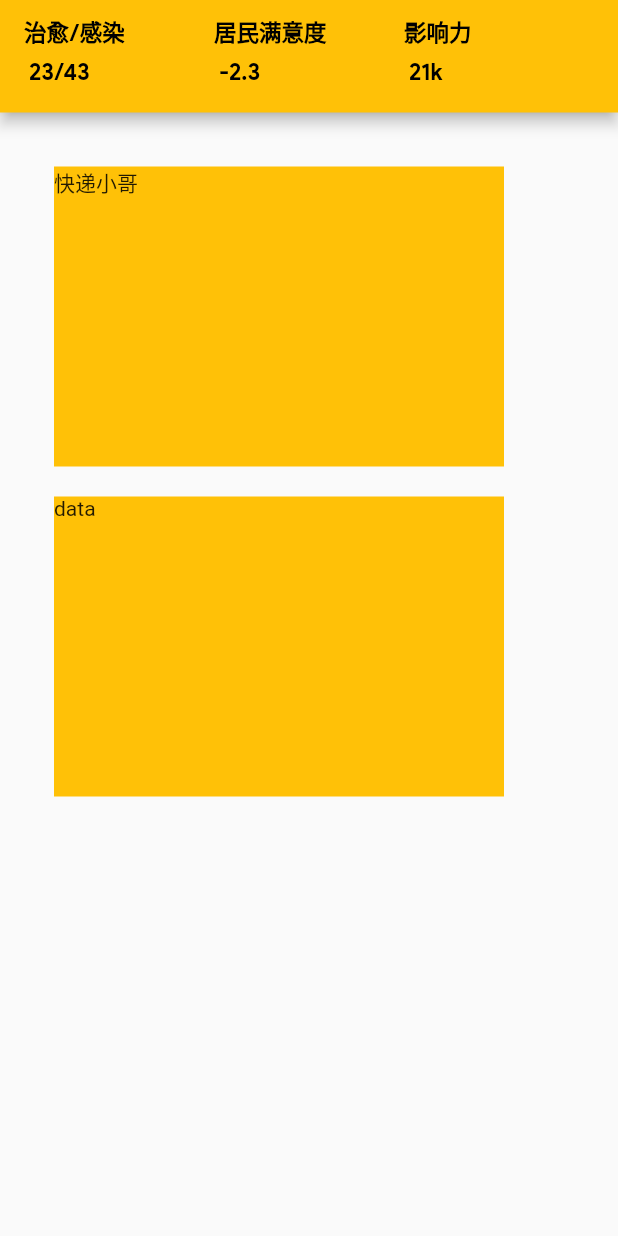
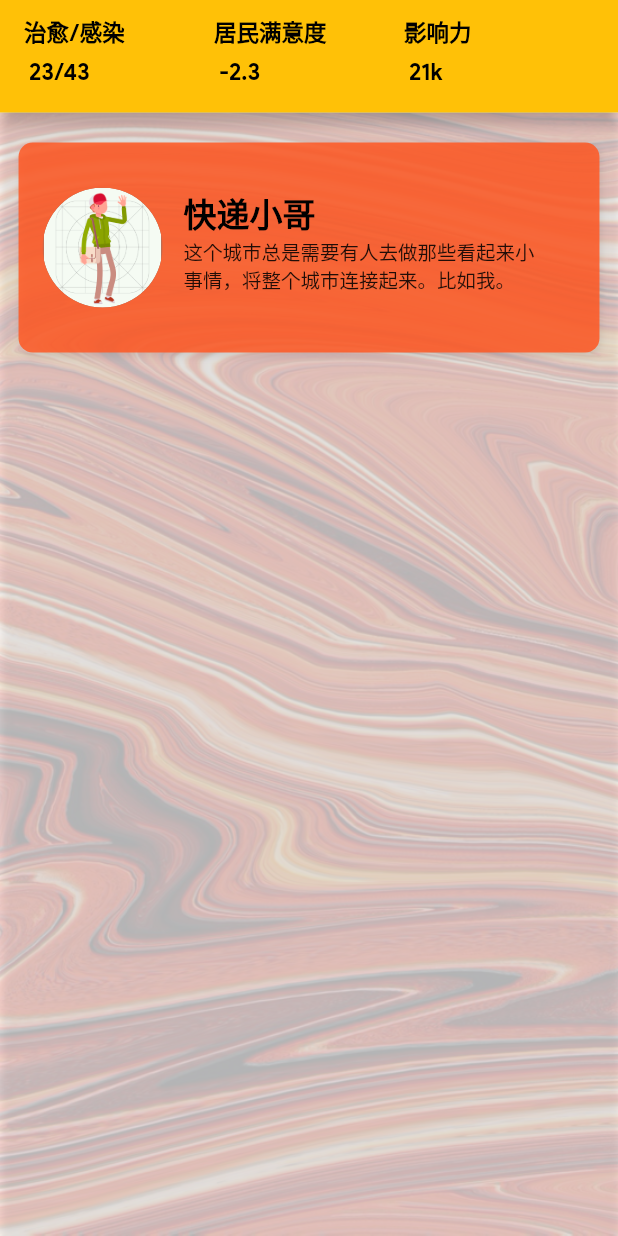
Before and after one commit to aboutmydreams/City-Hero, a Flutter app: the GameIntro screen opened by its route, after a tap on "开始游戏", on a phone screen of 412 x 824 dp. Run offline on Flutter 3.47's test engine with Material 2 defaults, Android fonts, the phone set to English and light mode, and no system bars; our stand-ins replace cached_network_image, shared_preferences, sliding_up_panel, url_launcher_web, video_player_web; missing offline and left inert: shared_preferences_web; accounts and stored records are empty.

Commit message:
:tada: :bug: :star: fix bug and beautify UI

```diff
--- /dev/null
+++ b/lib/models/small_widget/user_avatar.dart
@@ -0,0 +1,45 @@
+import 'package:cached_network_image/cached_network_image.dart';
+import 'package:flutter/material.dart';
+
+Widget userAvatar(String imgUrl, {double height}) {
+  height ??= 34;
+  imgUrl ??=
+      "https://cdn.nlark.com/yuque/0/2020/png/164272/1583597800825-5f03a2f1-1eb6-460d-b250-96034a598f5e.png";
+  // 如果不包含某些关键词 则使用压缩模式
+  imgUrl = (imgUrl.contains("dingtalk") ||
+          (imgUrl.contains("aliyuncs") ||
+              (imgUrl.contains("alipay") ||
+                  (imgUrl.contains("assets/") ||
+                      (imgUrl.contains("x-oss-process"))))))
+      ? imgUrl
+      : imgUrl +
+          "?x-oss-process=image%2Fresize%2Cm_fill%2Cw_120%2Ch_120%2Fformat%2Cpng";
+
+  return ClipRRect(
+    borderRadius: BorderRadius.circular(height / 2 + 3),
+    child: Container(
+      width: height,
+      height: height,
+      decoration: BoxDecoration(
+        boxShadow: [
+          BoxShadow(
+            color: Color.fromARGB(128, 116, 116, 116),
+            offset: Offset(0, 0),
+            blurRadius: 1,
+          ),
+        ],
+      ),
+      child: ClipOval(
+        child: imgUrl.contains("assets/")
+            ? Image.asset(imgUrl)
+            : CachedNetworkImage(
+                imageUrl: imgUrl,
+                placeholder: (context, url) =>
+                    CircularProgressIndicator(), //Colors.white10,
+                errorWidget: (context, url, error) => Icon(Icons.error),
+                fit: BoxFit.cover,
+              ),
+      ),
+    ),
+  );
+}
--- a/lib/state_manage/top.dart
+++ b/lib/state_manage/top.dart
@@ -16,7 +16,6 @@ class TopStateModel extends Model {
       var data = json.decode(value);
       GameJson courierJson = GameJson.fromJson(data);
       _courierGameJson = courierJson;
-      print(courierJson.taskList[0].plotName);
       notifyListeners();
     });
   }
--- a/lib/view/home_page.dart
+++ b/lib/view/home_page.dart
@@ -1,4 +1,5 @@
 import 'package:CityHero/component/app_ui.dart';
+import 'package:CityHero/models/small_widget/user_avatar.dart';
 import 'package:CityHero/view/courier/courier_page.dart';
 import 'package:CityHero/view/view/appbar.dart';
 import 'package:CityHero/view/view/float_buttom.dart';
@@ -33,36 +34,112 @@ class _HomePageState extends State<HomePage> {
   Widget build(BuildContext context) {
     return Scaffold(
       appBar: MyAppBar(),
-      body: SingleChildScrollView(
+      body: Stack(
+        children: <Widget>[
+          Positioned(
+            top: 0,
+            left: 0,
+            right: 0,
+            bottom: 0,
+            child: Opacity(
+              opacity: 0.2,
+              child: Image.asset(
+                "assets/images/home_page.png",
+                width: MediaQuery.of(context).size.width,
+                height: MediaQuery.of(context).size.height,
+                fit: BoxFit.cover,
+              ),
+            ),
+          ),
+          Positioned(
+            child: SingleChildScrollView(
+              child: Center(
                 child: Container(
-          margin: EdgeInsets.all(16),
+                  width: MediaQuery.of(context).size.width,
+                  height: MediaQuery.of(context).size.height,
+                  decoration: BoxDecoration(
+                    boxShadow: [
+                      BoxShadow(
+                        color: Color.fromARGB(25, 0, 0, 0),
+                        offset: Offset(1, 2),
+                        blurRadius: 4,
+                      ),
+                    ],
+                    borderRadius: BorderRadius.all(Radius.circular(9.5)),
+                  ),
                   child: Column(
+                    crossAxisAlignment: CrossAxisAlignment.center,
                     children: <Widget>[
-              InkWell(
+                      onePlayer(
+                        context,
+                        routeName: "/courier",
+                        title: "快递小哥",
+                        imageUrl: "assets/images/courier/human.png",
+                        summary: "这个城市总是需要有人去做那些看起来小事情，将整个城市连接起来。比如我。",
+                      )
+                    ],
+                  ),
+                ),
+              ),
+            ),
+          ),
+        ],
+      ),
+    );
+  }
+}
+
+Widget onePlayer(BuildContext context,
+    {String routeName, String imageUrl, String title, String summary}) {
+  return InkWell(
     onTap: () {
-                  // changPage(1);
       Navigator.pushNamedAndRemoveUntil(
-                      context, "/courier", (route) => route == null);
-                  // Navigator.of(context).pushNamed("/doctor");
+        context,
+        routeName,
+        (route) => route == null,
+      );
     },
     child: Container(
-                  margin: EdgeInsets.all(20),
-                  height: 200,
-                  width: 300,
-                  color: Colors.amber,
-                  child: Text("快递小哥"),
+      margin: EdgeInsets.only(top: 20, bottom: 20),
+      padding: EdgeInsets.all(16),
+      decoration: BoxDecoration(
+        color: Colors.deepOrange.withOpacity(0.85),
+        boxShadow: [
+          BoxShadow(
+            color: Color.fromARGB(25, 0, 0, 0),
+            offset: Offset(1, 2),
+            blurRadius: 4,
+          ),
+        ],
+        borderRadius: BorderRadius.all(
+          Radius.circular(9.5),
         ),
       ),
+      height: 140,
+      width: MediaQuery.of(context).size.width * 0.94,
+      child: Row(
+        children: <Widget>[
+          userAvatar(imageUrl, height: 80),
           Container(
-                height: 200,
-                width: 300,
-                color: Colors.amber,
-                child: Text("data"),
+            padding: EdgeInsets.all(14),
+            width: MediaQuery.of(context).size.width * 0.64,
+            child: Column(
+              crossAxisAlignment: CrossAxisAlignment.start,
+              children: <Widget>[
+                Text(
+                  title,
+                  style: AppStyles.textStyleA,
+                  maxLines: 3,
+                ),
+                Text(
+                  summary,
+                  style: AppStyles.textStyleBB,
+                )
+              ],
+            ),
           ),
         ],
       ),
     ),
-      ),
   );
 }
-}
--- a/lib/view/init/starting_page.dart
+++ b/lib/view/init/starting_page.dart
@@ -49,7 +49,8 @@ class StartingPage extends StatelessWidget {
                   SizedBox(height: 120),
                   RaisedButton(
                     onPressed: () {
-                      Navigator.pushNamed(context, '/');
+                      Navigator.pushNamedAndRemoveUntil(
+                          context, "/", (route) => route == null);
                     },
                     textColor: Colors.black,
                     child: Text('开始游戏', style: TextStyle(fontSize: 20)),
--- a/pubspec.yaml
+++ b/pubspec.yaml
@@ -106,6 +106,7 @@ flutter:
   assets:
     - assets/images/logo.png
     - assets/images/first.jpg
+    - assets/images/home_page.png
     - assets/data/courier.json
     - assets/images/startingPage.png
     - assets/images/courier/home.png
```
Also changed, not shown: assets/images/home_page.png (added), 2 other files. Lines whose indentation alone changed are shown as unchanged.
